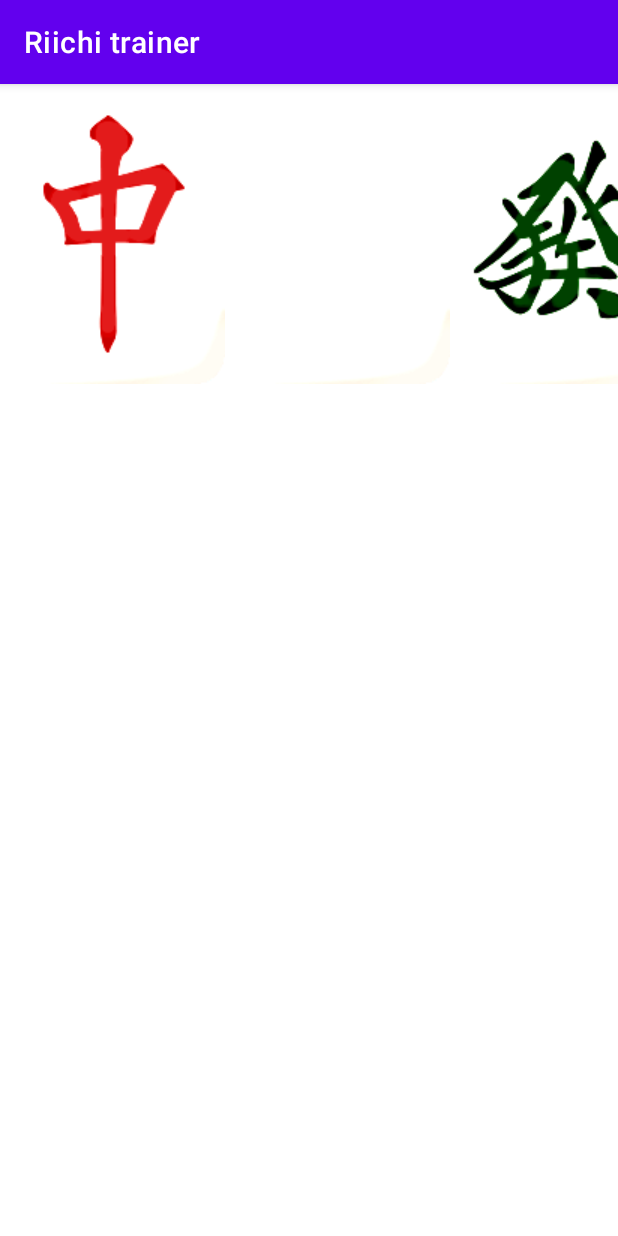
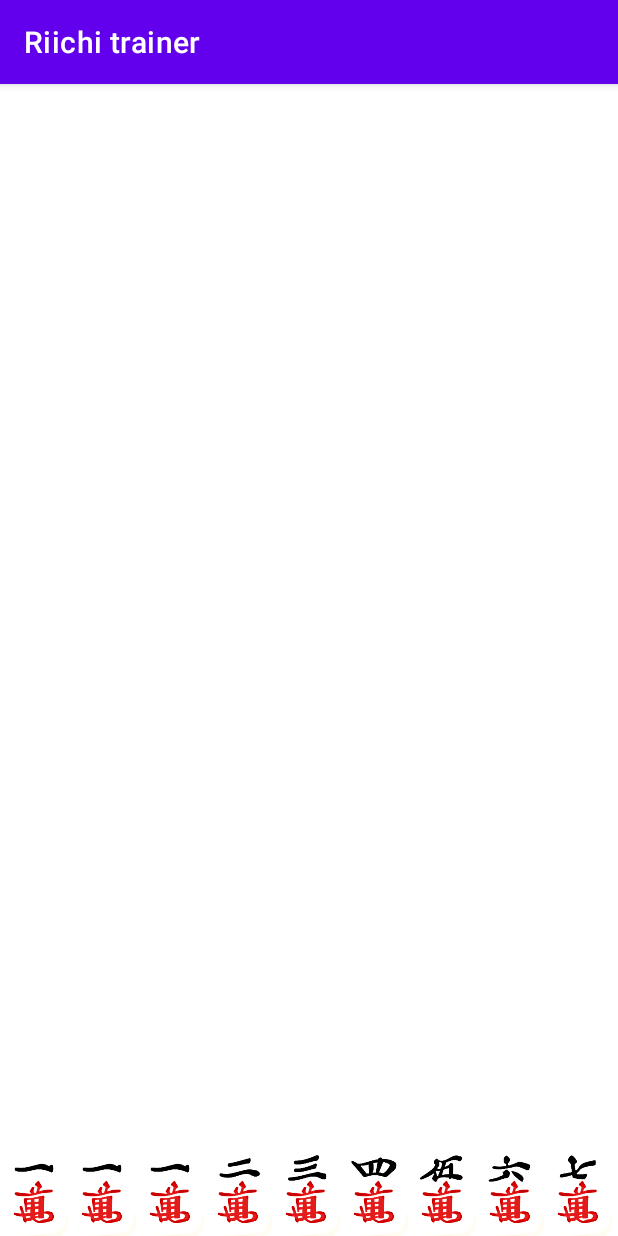
Before and after one commit to N1ckn1ght/Riichit, an Android app: the SoloActivity screen opened directly, with no data from a screen before it, on a phone screen of 412 x 824 dp. Run offline under Robolectric (Android 15) with nearby library versions, the phone set to English and light mode, and no system bars.

Commit message:
solo mahjong hand WIP
changed linearlayout to constraint; implemented minor changes in creation logic; 2 layout TODOs + must be clickable

```diff
--- a/app/src/main/java/com/example/riichit/HandAdapter.kt
+++ b/app/src/main/java/com/example/riichit/HandAdapter.kt
@@ -7,13 +7,21 @@ import androidx.recyclerview.widget.DiffUtil
 import androidx.recyclerview.widget.ListAdapter
 
 internal class HandAdapter(private val inflater: LayoutInflater) : ListAdapter<Int, HandViewHolder>(DIFF_CALLBACK) {
+    lateinit var tiles: MutableList<Int>
+
     override fun onCreateViewHolder(parent: ViewGroup, viewType: Int): HandViewHolder {
+        tiles = mutableListOf(
+                R.drawable.man_1, R.drawable.man_2, R.drawable.man_3, R.drawable.man_4, R.drawable.man_5, R.drawable.man_6, R.drawable.man_7, R.drawable.man_8, R.drawable.man_9,
+                R.drawable.pin_1, R.drawable.pin_2, R.drawable.pin_3, R.drawable.pin_4, R.drawable.pin_5, R.drawable.pin_6, R.drawable.pin_7, R.drawable.pin_8, R.drawable.pin_9,
+                R.drawable.sou_1, R.drawable.sou_2, R.drawable.sou_3, R.drawable.sou_4, R.drawable.sou_5, R.drawable.sou_6, R.drawable.sou_7, R.drawable.sou_8, R.drawable.sou_9,
+                R.drawable.wind_east, R.drawable.wind_south, R.drawable.wind_north, R.drawable.wind_west, R.drawable.dragon_red, R.drawable.dragon_white, R.drawable.dragon_green)
+
         val row: View = inflater.inflate(R.layout.tile, parent, false)
         return HandViewHolder(row)
     }
 
     override fun onBindViewHolder(holder: HandViewHolder, position: Int) {
-        holder.bindTo(getItem(position))
+        holder.bindTo(tiles[getItem(position)])
     }
 
     companion object {
--- a/app/src/main/java/com/example/riichit/SoloActivity.kt
+++ b/app/src/main/java/com/example/riichit/SoloActivity.kt
@@ -8,22 +8,47 @@ import androidx.recyclerview.widget.LinearLayoutManager
 import androidx.recyclerview.widget.RecyclerView
 
 class SoloActivity : AppCompatActivity() {
+
     override fun onCreate(savedInstanceState: Bundle?) {
         super.onCreate(savedInstanceState)
         setContentView(R.layout.activity_solo)
 
-        val tiles = mutableListOf(R.drawable.dragon_red, R.drawable.dragon_white, R.drawable.dragon_green)
-        // val hand = mutableListOf(1, 1, 1)
+        val hand = makeHand()
+        var showHand = transform(hand)
 
         val rhand = findViewById<RecyclerView>(R.id.hand)
         Log.d("stage", "rhand was found.")
         val handAdapter = HandAdapter(LayoutInflater.from(this))
         Log.d("stage", "handAdapter was created.")
-        handAdapter.submitList(tiles)
+        handAdapter.submitList(showHand)
         Log.d("stage", "list of tiles was submitted.")
         rhand.layoutManager = LinearLayoutManager(this, LinearLayoutManager.HORIZONTAL, false)
         Log.d("stage", "linear layout manager has been accepted.")
         rhand.adapter = handAdapter
         Log.d("stage", "adapter has been passed successfully!")
     }
+
+    private fun makeHand() : Array<Int> {
+        val hand = Array<Int>(34){0}
+        hand[0] = 3
+        hand[1] = 1
+        hand[2] = 1
+        hand[3] = 1
+        hand[4] = 1
+        hand[5] = 1
+        hand[6] = 1
+        hand[7] = 1
+        hand[8] = 3
+        return hand
+    }
+
+    private fun transform(hand: Array<Int>) : MutableList<Int> {
+        var showHand = mutableListOf<Int>()
+        for (i in hand.indices) {
+            for (j in 1..hand[i]) {
+                showHand.add(i)
+            }
+        }
+        return showHand
+    }
 }
--- a/app/src/main/res/layout/activity_solo.xml
+++ b/app/src/main/res/layout/activity_solo.xml
@@ -1,5 +1,6 @@
 <?xml version="1.0" encoding="utf-8"?>
-<LinearLayout xmlns:android="http://schemas.android.com/apk/res/android"
+<androidx.constraintlayout.widget.ConstraintLayout
+    xmlns:android="http://schemas.android.com/apk/res/android"
     xmlns:app="http://schemas.android.com/apk/res-auto"
     xmlns:tools="http://schemas.android.com/tools"
     android:orientation="vertical"
@@ -7,16 +8,21 @@
     android:layout_height="match_parent"
     tools:context=".SoloActivity">
 
-    <LinearLayout
+    <androidx.constraintlayout.widget.ConstraintLayout
         android:layout_width="match_parent"
         android:layout_height="wrap_content"
-        android:orientation="horizontal">
+        android:orientation="horizontal"
+        app:layout_constraintBottom_toBottomOf="parent">
 
+        <!-- TODO: make images centered and relative -->
         <androidx.recyclerview.widget.RecyclerView
             android:id="@+id/hand"
+            android:layout_width="match_parent"
+            android:layout_height="wrap_content"
             android:layout_weight="1"
-            android:layout_width="wrap_content"
-            android:layout_height="wrap_content" />
+            app:layout_constraintBottom_toBottomOf="parent"
+            app:layout_constraintEnd_toEndOf="parent"
+            app:layout_constraintStart_toStartOf="parent" />
 
-    </LinearLayout>
-</LinearLayout>
+    </androidx.constraintlayout.widget.ConstraintLayout>
+</androidx.constraintlayout.widget.ConstraintLayout>
--- a/app/src/main/res/layout/tile.xml
+++ b/app/src/main/res/layout/tile.xml
@@ -1,14 +1,19 @@
 <?xml version="1.0" encoding="utf-8"?>
-<LinearLayout xmlns:android="http://schemas.android.com/apk/res/android"
+<androidx.constraintlayout.widget.ConstraintLayout
+    xmlns:android="http://schemas.android.com/apk/res/android"
+    xmlns:app="http://schemas.android.com/apk/res-auto"
     android:orientation="horizontal"
     android:layout_width="wrap_content"
     android:layout_height="wrap_content">
 
-    <!-- TODO: Make contour for tiles -->
+    <!-- TODO: Make contour for tiles, make 'em relative -->
     <ImageView
-        android:layout_height="wrap_content"
-        android:layout_width="wrap_content"
+        android:layout_width="45dp"
+        android:layout_height="60dp"
         android:src="@drawable/debug"
-        android:id="@+id/tile"/>
+        android:id="@+id/tile"
+        app:layout_constraintBottom_toBottomOf="parent"
+        app:layout_constraintEnd_toEndOf="parent"
+        app:layout_constraintStart_toStartOf="parent" />
 
-</LinearLayout>
+</androidx.constraintlayout.widget.ConstraintLayout>
```
